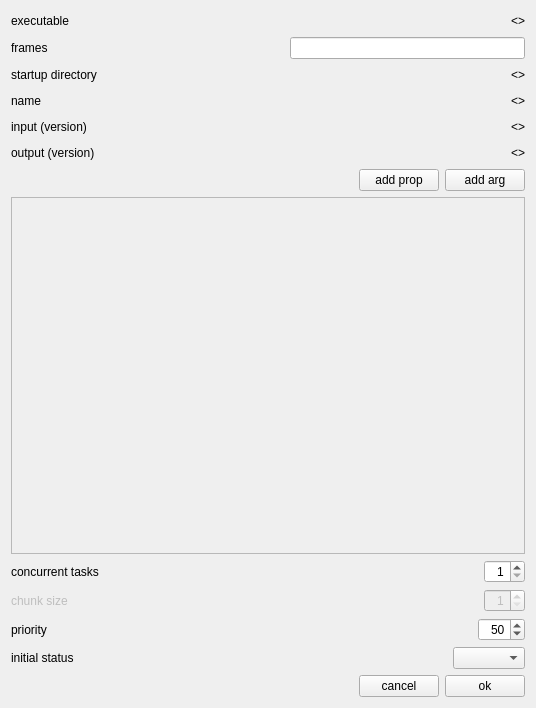
Before: the Qt Designer form ui/jobDeadline.ui in michimussato/PyPELyNE, drawn with Qt 5.
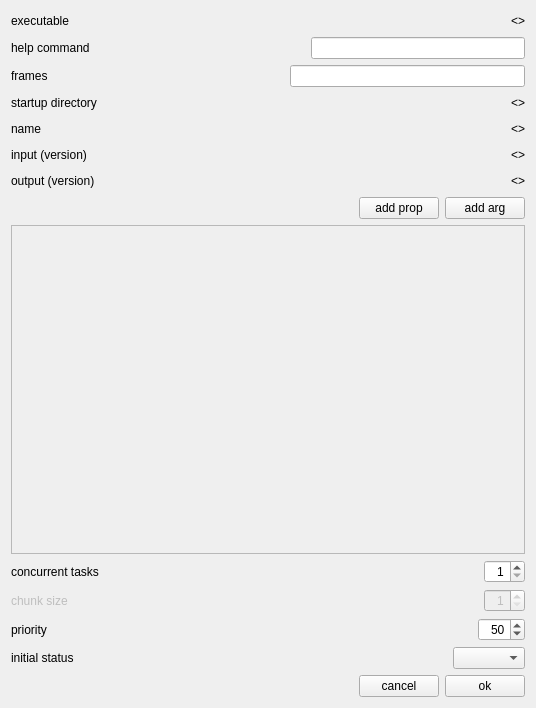
After: the same form once the commit is applied.

Commit message: - job execution behaviour not as expected: /path/to/ + exec is not equal to /path/to/exec in deadline o_O - job submission window has a new field with the according renderer help command

What changed in the file:
```diff
--- a/ui/jobDeadline.ui
+++ b/ui/jobDeadline.ui
@@ -50,6 +50,46 @@
        </item>
       </layout>
      </item>
+     <item>
+      <layout class="QHBoxLayout" name="horizontalLayout_6">
+       <item>
+        <widget class="QLabel" name="label_10">
+         <property name="text">
+          <string>help command</string>
+         </property>
+        </widget>
+       </item>
+       <item>
+        <spacer name="horizontalSpacer_13">
+         <property name="orientation">
+          <enum>Qt::Horizontal</enum>
+         </property>
+         <property name="sizeHint" stdset="0">
+          <size>
+           <width>40</width>
+           <height>20</height>
+          </size>
+         </property>
+        </spacer>
+       </item>
+       <item>
+        <widget class="QLineEdit" name="lineEditHelp">
+         <property name="enabled">
+          <bool>true</bool>
+         </property>
+         <property name="text">
+          <string/>
+         </property>
+         <property name="alignment">
+          <set>Qt::AlignRight|Qt::AlignTrailing|Qt::AlignVCenter</set>
+         </property>
+         <property name="readOnly">
+          <bool>true</bool>
+         </property>
+        </widget>
+       </item>
+      </layout>
+     </item>
      <item>
       <layout class="QHBoxLayout" name="horizontalLayout_4">
        <item>
@@ -261,7 +301,7 @@
             <x>0</x>
             <y>0</y>
             <width>506</width>
-            <height>257</height>
+            <height>224</height>
            </rect>
           </property>
           <layout class="QVBoxLayout" name="verticalLayout_3">
```
The commit also changes 1 other file.
